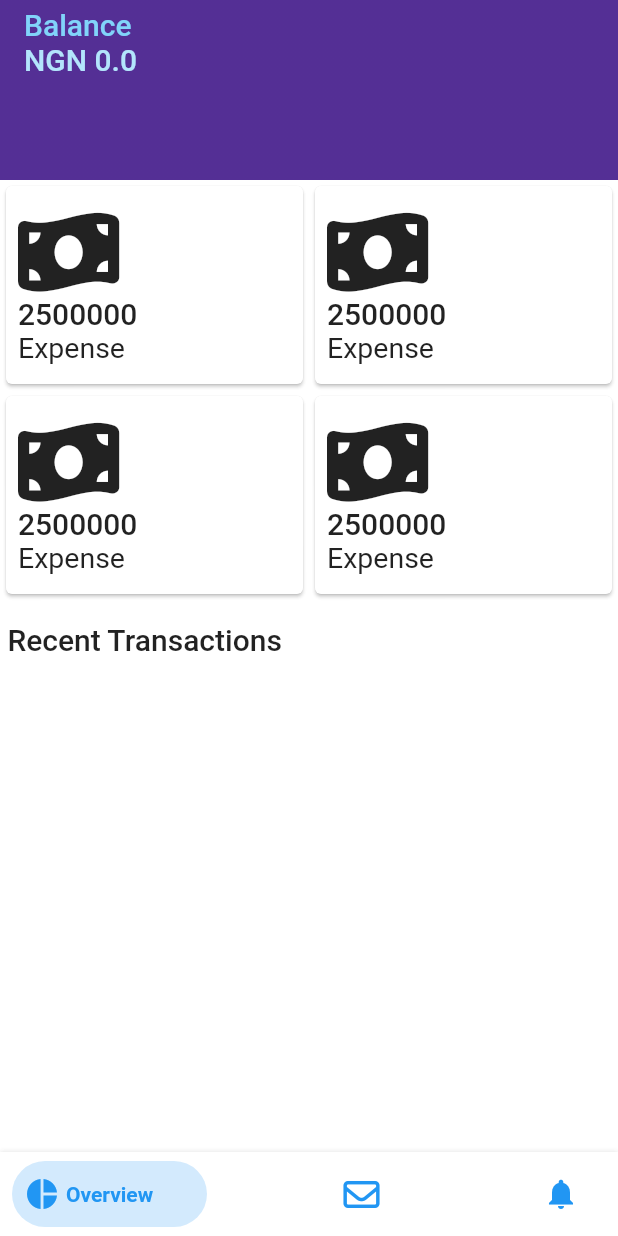
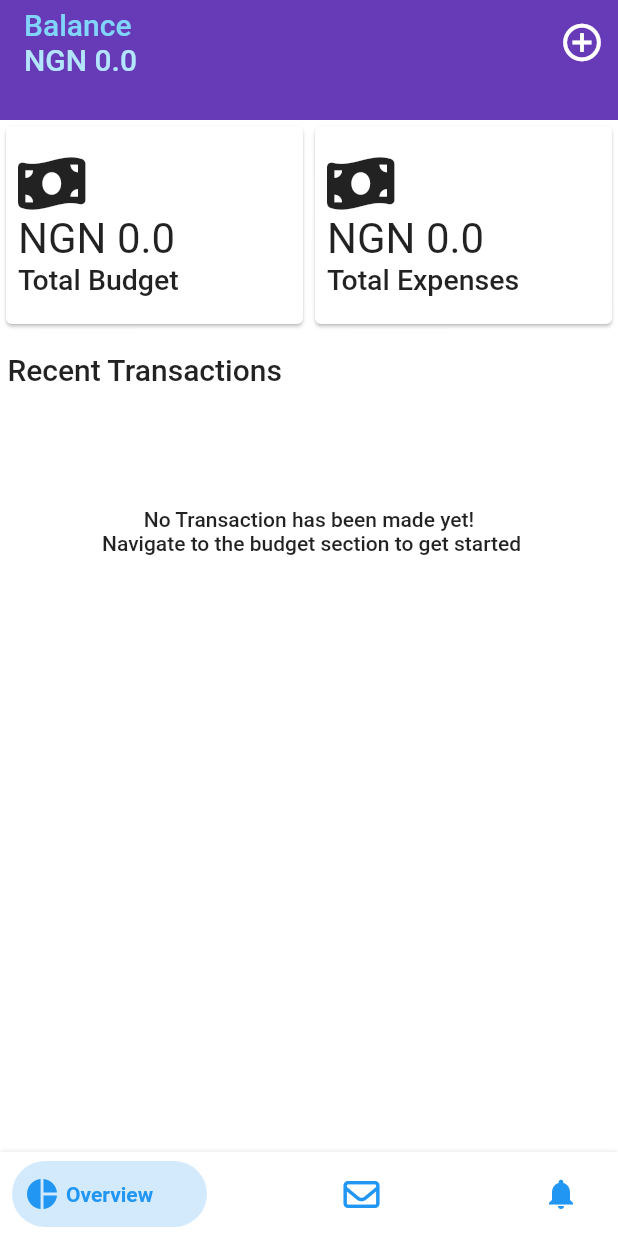
Before and after one commit to ANTONINEUTRON/envelope_budget_app, a Flutter app: the screen it shows after launch, on a phone screen of 412 x 824 dp. Run offline on Flutter 3.47's test engine with Material 2 defaults, Android fonts, the phone set to English and light mode, and no system bars; drawn by our look-alikes of bottom_navy_bar; our stand-ins replace equatable, flutter_bloc, font_awesome_flutter, google_fonts, pie_chart, shared_preferences.

Commit message:
Everything looks good

```diff
--- a/lib/features/budgets/ui/widgets/expense_ui.dart
+++ b/lib/features/budgets/ui/widgets/expense_ui.dart
@@ -39,7 +39,10 @@ class ExpenseUI extends StatelessWidget {
                               children: [
                                 Flexible(
                                     child: Text(
-                                        "${expense.amount}"
+                                        "NGN ${expense.amount}",
+                                      style: GoogleFonts.alumniSans(
+                                          fontSize: 19
+                                      ),
                                     )
                                 ),
                                 Flexible(
--- a/lib/features/reports/ui/page/report_page.dart
+++ b/lib/features/reports/ui/page/report_page.dart
@@ -9,6 +9,7 @@ import 'package:flutter_bloc/flutter_bloc.dart';
 import 'package:font_awesome_flutter/font_awesome_flutter.dart';
 import 'package:google_fonts/google_fonts.dart';
 
+import '../../../budgets/data/model/budget.dart';
 import '../../../income/ui/widgets/add_income.dart';
 
 
@@ -21,10 +22,14 @@ class ReportPage extends StatefulWidget {
 
 class _ReportPageState extends State<ReportPage> {
   double _balance = 0.0;
+  double _expenses = 0.0;
+  double _amountBudgeted = 0.0;
 
   @override
   Widget build(BuildContext context) {
     _balance = context.watch<BalanceBloc>().state;
+    List<Budget> _budgets = context.watch<BudgetBloc>().state;
+    _calculateBudgetValues(_budgets);
 
     return FutureBuilder(
       future: context.watch<BudgetBloc>().getAllExpenses(),
@@ -36,6 +41,7 @@ class _ReportPageState extends State<ReportPage> {
         listOfExpenses.sort((a, b) {
           return a.id.compareTo(b.id);
         },);
+
         return CustomScrollView(
           physics: const BouncingScrollPhysics(
             parent: AlwaysScrollableScrollPhysics()
@@ -45,6 +51,9 @@ class _ReportPageState extends State<ReportPage> {
               title: Column(
                 crossAxisAlignment: CrossAxisAlignment.start,
                 children: [
+                  // Center(
+                  //   child: Text("APP NAME"),
+                  // ),
                   Text(
                     "Balance",
                     style: GoogleFonts.averageSans(
@@ -59,29 +68,11 @@ class _ReportPageState extends State<ReportPage> {
                   )
                 ],
               ),
-              expandedHeight: 120,
+              expandedHeight: 80,
               stretch: true,
-              flexibleSpace: FlexibleSpaceBar(
-                stretchModes: const [
-                  StretchMode.zoomBackground,
-                  StretchMode.blurBackground,
-                  StretchMode.fadeTitle,
-                ],
-                background: Stack(
-                  fit: StackFit.expand,
-                  children: <Widget>[
-                    Container(
-                        padding: EdgeInsets.fromLTRB(5, 100, 5, 20),
-                        height: 100,
-                        child: Row(
-                          mainAxisAlignment: MainAxisAlignment.spaceEvenly,
-                          children: [
-                            // MaterialButton(
-                            //     onPressed: (){},
-                            //   child: Text("withdraw"),
-                            //   color: Colors.white70,
-                            // ),
-                            ElevatedButton(
+              actions: [
+                IconButton(
+                  icon: Icon(Icons.add_circle_outline,size: 30,),
                     onPressed: (){
                       showModalBottomSheet(
                           context: context,
@@ -90,33 +81,59 @@ class _ReportPageState extends State<ReportPage> {
                           }
                       );
                     },
-                              child: Text("fund wallet"),
-                              style: ElevatedButton.styleFrom(
-                                  backgroundColor: Colors.lightBlue.shade100,
-                                  foregroundColor: Colors.blue.shade900,
-                                  shape: StadiumBorder()
+                  style: IconButton.styleFrom(
+                    backgroundColor:  Colors.lightBlue.shade800
+                  ),
+                    // child: Text("fund wallet"),
+                    // style: ElevatedButton.styleFrom(
+                    //     backgroundColor: Colors.lightBlue.shade100,
+                    //     foregroundColor: Colors.blue.shade900,
+                    //     shape: StadiumBorder()
+                    // )
                 )
-                            )
-                          ]
-                        )
-                        //child: SideScrollableIncomes()
-                    ),
-                    DecoratedBox(
-                      decoration: BoxDecoration(
-                        gradient: LinearGradient(
-                          begin: Alignment(0.0, 0.5),
-                          end: Alignment.center,
-                          colors: <Color>[
-                            // Color(0x60000000),
-                            Color(0x30000000),
-                            Color(0x30000000),
               ],
-                        ),
-                      ),
-                    ),
-                  ],
-                ),
-              ),
+              // flexibleSpace: FlexibleSpaceBar(
+              //   stretchModes: const [
+              //     StretchMode.zoomBackground,
+              //     StretchMode.blurBackground,
+              //     StretchMode.fadeTitle,
+              //   ],
+              //   background:
+              //   // Stack(
+              //   //   fit: StackFit.expand,
+              //   //   children: <Widget>[
+              //   //     Container(
+              //   //         padding: EdgeInsets.fromLTRB(5, 100, 5, 20),
+              //   //         height: 100,
+              //   //         child: Row(
+              //   //           mainAxisAlignment: MainAxisAlignment.spaceEvenly,
+              //   //           children: [
+              //   //             // MaterialButton(
+              //   //             //     onPressed: (){},
+              //   //             //   child: Text("withdraw"),
+              //   //             //   color: Colors.white70,
+              //   //             // ),
+              //   //
+              //   //           ]
+              //   //         )
+              //   //         //child: SideScrollableIncomes()
+              //   //     ),
+              //   //     DecoratedBox(
+              //   //       decoration: BoxDecoration(
+              //   //         gradient: LinearGradient(
+              //   //           begin: Alignment(0.0, 0.5),
+              //   //           end: Alignment.center,
+              //   //           colors: <Color>[
+              //   //             // Color(0x60000000),
+              //   //             Color(0x30000000),
+              //   //             Color(0x30000000),
+              //   //           ],
+              //   //         ),
+              //   //       ),
+              //   //     ),
+              //   //   ],
+              //   // ),
+              // ),
             ),
 
             SliverGrid(
@@ -126,20 +143,27 @@ class _ReportPageState extends State<ReportPage> {
                   mainAxisSpacing: 0,
                   mainAxisExtent: 140
               ),
-              delegate: SliverChildBuilderDelegate(
-                (BuildContext context, int index) {
-                  return const GridSummaryUI(
-                    label: 'Expense',
+              delegate: SliverChildListDelegate(
+                [
+                  GridSummaryUI(
+                    label: 'Total Budget',
                     fAI: FontAwesomeIcons.moneyBillWave,
-                    amount: '2500000',
-                  );
-                },
-                childCount: 4,
+                    amount: 'NGN $_amountBudgeted',
                   ),
+                  GridSummaryUI(
+                    label: 'Total Expenses',
+                    fAI: FontAwesomeIcons.moneyBillWave,
+                    amount: 'NGN $_expenses',
+                  ),
+                ]
+              )
             ),
 
             SliverToBoxAdapter(
-              child: Container(
+              child: Column(
+                mainAxisSize: MainAxisSize.min,
+                children: [
+                  Container(
                     padding: EdgeInsets.fromLTRB(5, 15, 5, 10),
                     child: Row(
                       mainAxisAlignment: MainAxisAlignment.spaceBetween,
@@ -162,11 +186,21 @@ class _ReportPageState extends State<ReportPage> {
                       ],
                     ),
                   ),
+                  listOfExpenses.isEmpty ? Container(
+                    padding: EdgeInsets.only(top: 70),
+                    child: Text(
+                      "No Transaction has been made yet!\n Navigate to the budget section to get started",
+                      style: Theme.of(context).textTheme.labelLarge,
+                      textAlign: TextAlign.center,
+                    ),
+                  ) : Container()
+                ],
+              ),
             ),
 
             SliverList(
                 delegate: SliverChildBuilderDelegate(
-                  childCount: listOfExpenses.length > 5 ? 5 : listOfExpenses.length,
+                  childCount: listOfExpenses.length > 7 ? 7 : listOfExpenses.length,
                   (context, index){
                     return ExpenseUI(expense: listOfExpenses[index],);
                   }
@@ -177,4 +211,13 @@ class _ReportPageState extends State<ReportPage> {
       }
     );
   }
+
+  void _calculateBudgetValues(List<Budget> _budgets) {
+    for(var budget in _budgets){
+      _amountBudgeted += budget.amount;
+      for(var expense in budget.expenses){
+        _expenses += expense.amount;
       }
+    }
+  }
+}
--- a/lib/features/reports/ui/widgets/grid_summary_ui.dart
+++ b/lib/features/reports/ui/widgets/grid_summary_ui.dart
@@ -21,16 +21,20 @@ class GridSummaryUI extends StatelessWidget {
           children: [
             FaIcon(
                 fAI,
-              size: 60,
+              size: 40,
             ),
             Text(
                 amount,
-              style: Theme.of(context).textTheme.headline6,
+              style: GoogleFonts.alumniSans(
+                  fontSize: 28,
+
+              ),
             ),
             Text(
                 label,
               style: GoogleFonts.averageSans(
-                fontSize: 19
+                fontSize: 19,
+                fontWeight: FontWeight.w500
               ),
             )
           ],
```
Also changed, not shown: lib/features/budgets/ui/widgets/add_budget.dart (+17 -5 lines), lib/features/budgets/ui/widgets/budget_detail.dart (+47 -1 lines), lib/features/budgets/ui/widgets/budget_ui.dart (+33 -13 lines). Lines whose indentation alone changed are shown as unchanged.
